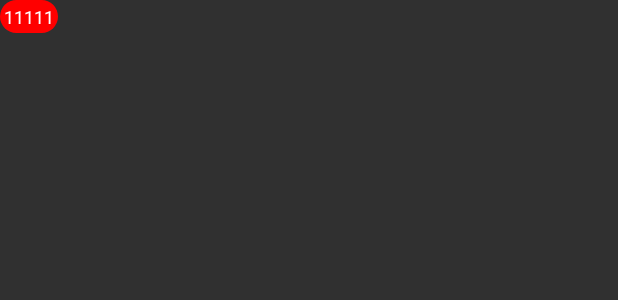
After one commit to MalekKamel/AppHead, an Android app: the layout badge_view.xml on its own in the app's theme, with its tools: preview values and no code run, on a phone screen of 412 x 824 dp. The commit adds this screen. Shown: the top 300 px of the screen. Run offline under Robolectric (Android 15) with nearby library versions, the phone set to English and light mode, and no system bars.

Commit message:
add BadgeView

```diff
--- /dev/null
+++ b/lib/src/main/res/drawable/bg_round_badge.xml
@@ -0,0 +1,20 @@
+<?xml version="1.0" encoding="utf-8"?>
+<shape xmlns:android="http://schemas.android.com/apk/res/android"
+    android:shape="rectangle">
+
+    <solid
+        android:color="#ff0000"/>
+
+    <padding
+        android:bottom="3dp"
+        android:left="3dp"
+        android:right="3dp"
+        android:top="3dp" />
+
+    <corners
+        android:bottomRightRadius="20dp"
+        android:bottomLeftRadius="20dp"
+        android:topLeftRadius="20dp"
+        android:topRightRadius="20dp"
+        />
+</shape>
--- /dev/null
+++ b/lib/src/main/res/layout/badge_view.xml
@@ -0,0 +1,24 @@
+<?xml version="1.0" encoding="utf-8"?>
+<com.sha.apphead.BadgeView
+    xmlns:android="http://schemas.android.com/apk/res/android"
+    android:layout_width="wrap_content"
+    android:layout_height="wrap_content"
+    xmlns:tools="http://schemas.android.com/tools"
+    android:background="@drawable/bg_round_badge"
+    >
+
+    <TextView
+        android:id="@+id/tvCount"
+        android:layout_width="wrap_content"
+        android:layout_height="wrap_content"
+        android:layout_centerHorizontal="true"
+        android:layout_centerVertical="true"
+        android:gravity="center"
+        android:lines="1"
+        android:minWidth="16dp"
+        android:minHeight="16dp"
+        android:textColor="@color/white"
+        android:textSize="12sp"
+        tools:text="11111" />
+
+</com.sha.apphead.BadgeView>
--- a/lib/src/main/res/values/colors.xml
+++ b/lib/src/main/res/values/colors.xml
@@ -1,5 +1,7 @@
 <?xml version="1.0" encoding="utf-8"?>
 <resources>
     <color name="blue">#2d5d88</color>
+    <color name="red">#ff0000</color>
+    <color name="white">#ffffff</color>
 
 </resources>
--- a/sample/src/main/res/layout/activity_messenger.xml
+++ b/sample/src/main/res/layout/activity_messenger.xml
@@ -42,7 +42,7 @@
             android:layout_gravity="end"
             android:layout_margin="10dp"
             android:background="?android:attr/selectableItemBackground"
-            android:src="@drawable/ic_send"
+            app:srcCompat="@drawable/ic_send"
             android:text="Submit"
             android:textColor="@color/white" />
 
```
Also changed, not shown: lib/src/main/java/com/sha/apphead/AppHeadArgs.kt (+4 -4 lines), lib/src/main/java/com/sha/apphead/BadgeView.kt (added, +112 -0 lines), lib/src/main/java/com/sha/apphead/DismissView.kt (+22 -20 lines), lib/src/main/java/com/sha/apphead/Head.kt (+31 -13 lines), lib/src/main/java/com/sha/apphead/HeadService.kt (+4 -4 lines), lib/src/main/java/com/sha/apphead/HeadView.kt (+35 -31 lines), sample/src/main/java/com/apphead/sample/MainActivity.kt (+63 -30 lines), sample/src/main/res/layout/activity_main.xml (+13 -1 lines), 4 other files.
